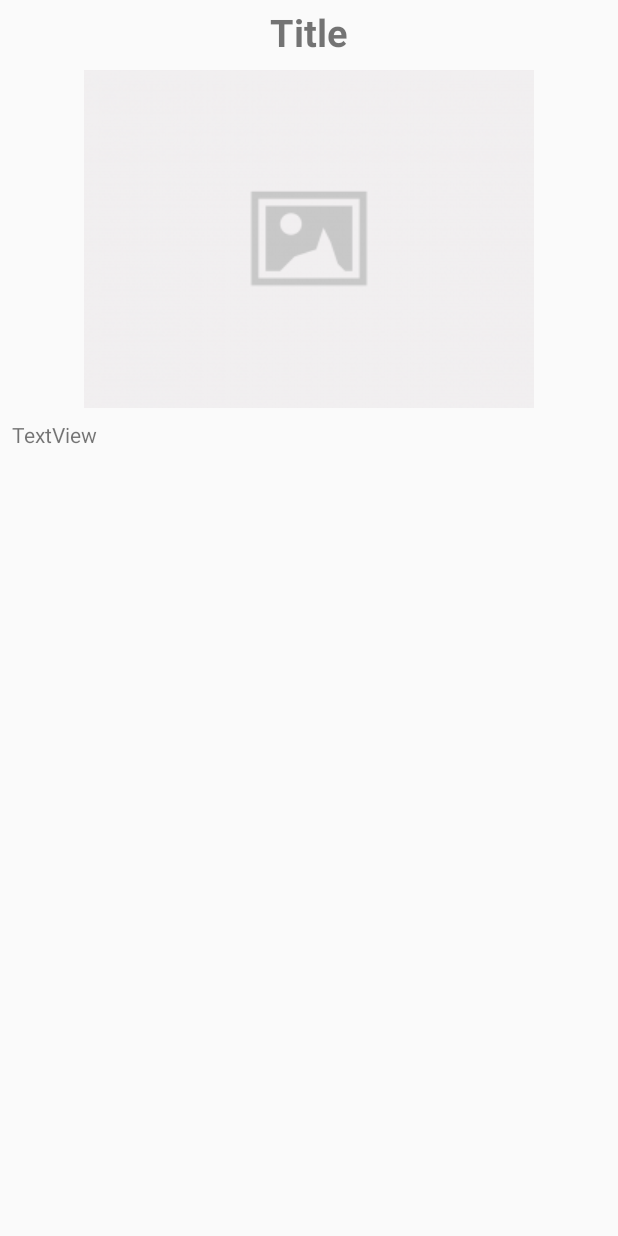
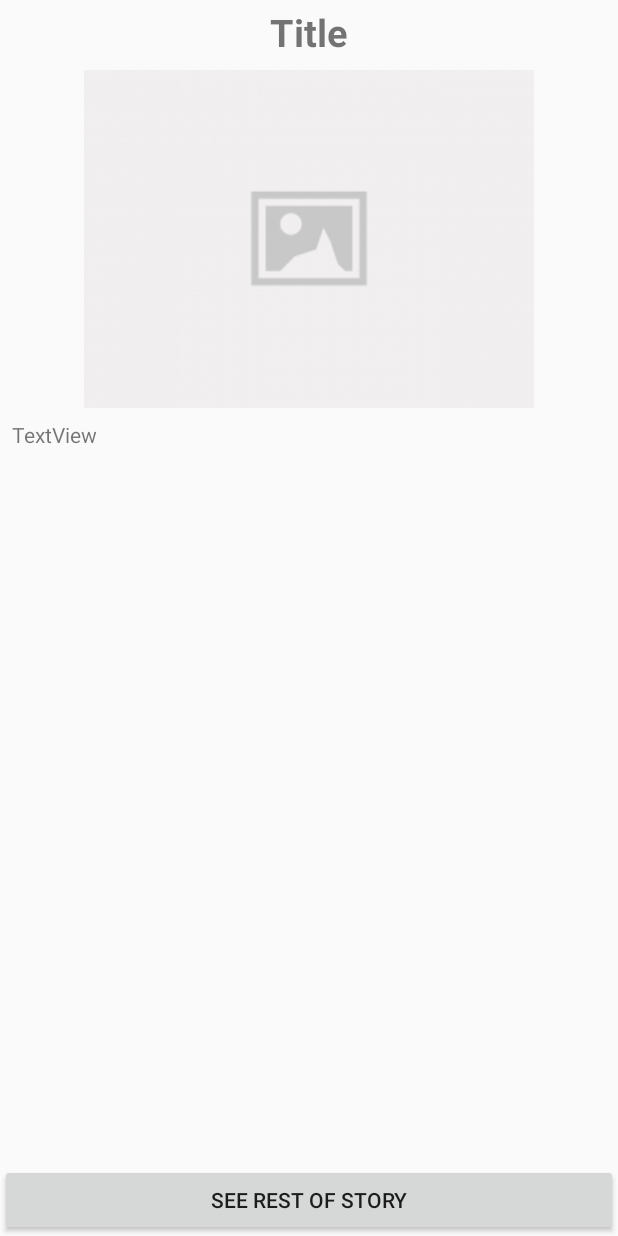
Before and after one commit to JSew11/NCAABDashboard, an Android app: the layout activity_news_story.xml on its own in the app's theme, with its tools: preview values and no code run, on a phone screen of 412 x 824 dp. Run offline under Robolectric (Android 15) with nearby library versions, the phone set to English and light mode, and no system bars; network calls fail.

Commit message:
added button to see whole story in browser

```diff
--- a/app/src/main/java/com/ncaabdashboard/MainActivity.java
+++ b/app/src/main/java/com/ncaabdashboard/MainActivity.java
@@ -250,6 +250,7 @@ public class MainActivity extends AppCompatActivity {
                 newsStoryIntent.putExtra("imageId", newsStory.getImageId());
                 newsStoryIntent.putExtra("story", newsStory.getStory());
                 newsStoryIntent.putExtra("imageUrl", newsStory.getImageUrl());
+                newsStoryIntent.putExtra("urlLink", newsStory.getUrlLink());
 
                 // launch the Intent to start NewsStoryActivity
                 startActivity(newsStoryIntent);
--- a/app/src/main/res/layout/activity_news_story.xml
+++ b/app/src/main/res/layout/activity_news_story.xml
@@ -42,12 +42,21 @@
         android:layout_width="0dp"
         android:layout_height="0dp"
         android:layout_marginTop="4dp"
-        android:layout_marginBottom="8dp"
         android:text="TextView"
-        app:layout_constraintBottom_toBottomOf="parent"
+        app:layout_constraintBottom_toTopOf="@+id/seeStoryButton"
         app:layout_constraintEnd_toEndOf="@+id/newsStoryTitle"
-        app:layout_constraintHorizontal_bias="0.5"
+        app:layout_constraintHorizontal_bias="0.0"
         app:layout_constraintStart_toStartOf="@+id/newsStoryTitle"
         app:layout_constraintTop_toBottomOf="@+id/newsStoryImage" />
 
+    <Button
+        android:id="@+id/seeStoryButton"
+        android:layout_width="0dp"
+        android:layout_height="wrap_content"
+        android:text="@string/see_rest_of_story"
+        app:layout_constraintBottom_toBottomOf="parent"
+        app:layout_constraintEnd_toEndOf="parent"
+        app:layout_constraintStart_toStartOf="parent"
+        app:layout_constraintTop_toBottomOf="@+id/newsStoryText" />
+
 </androidx.constraintlayout.widget.ConstraintLayout>
--- a/app/src/main/res/values/strings.xml
+++ b/app/src/main/res/values/strings.xml
@@ -27,4 +27,5 @@
     <string name="sample_number">#N</string>
     <string name="sample_player_name">First Last</string>
     <string name="roster">Roster</string>
+    <string name="see_rest_of_story">See Rest of Story</string>
 </resources>
```
Also changed, not shown: app/src/main/java/com/ncaabdashboard/NewsStoryActivity.java (+17 -0 lines).
